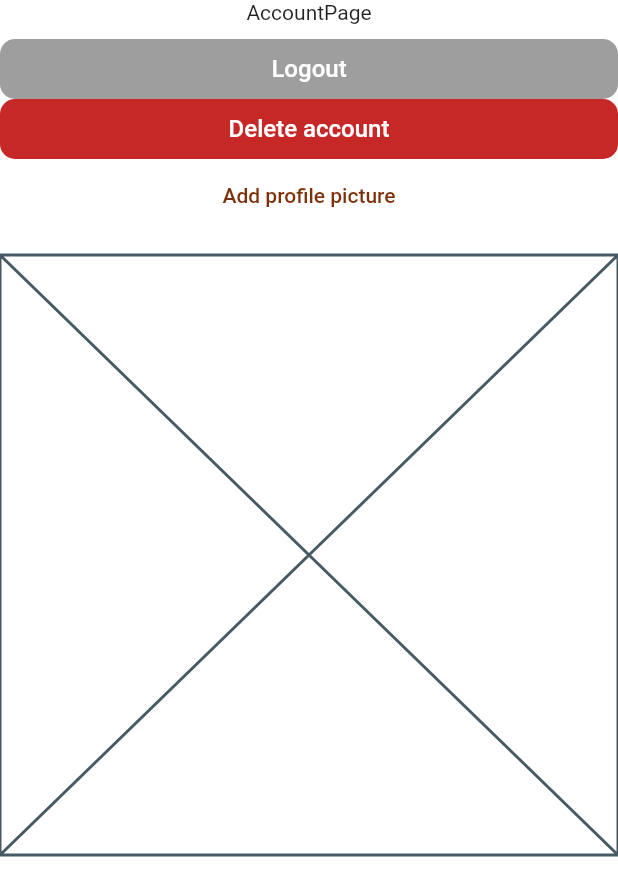
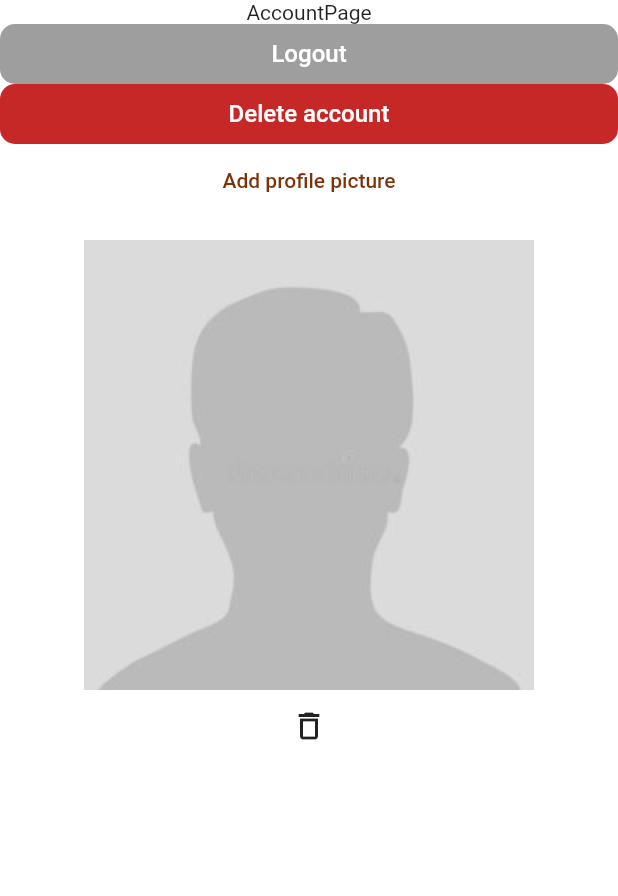
Before and after one commit to EliasReutelsterz/spa, a Flutter app: the Account screen opened directly, on a phone screen of 412 x 824 dp. Shown: the top 896 px of the screen. Run offline on Flutter 3.47's test engine with Material 2 defaults, Android fonts, the phone set to English and light mode, and no system bars; our stand-ins replace auto_route, bloc, cloud_firestore, dartz, firebase_auth, firebase_core and 4 more; accounts and stored records are empty; network calls fail; Roboto replaces fonts that are missing (Rubik).

Commit message:
profile picture logic working

```diff
--- a/lib/application/user/pictures/bloc/pictures_bloc.dart
+++ /dev/null
@@ -1,22 +0,0 @@
-import 'package:bloc/bloc.dart';
-import 'package:dartz/dartz.dart';
-import 'package:improsso/domain/user_domain/entities/pictures_entity.dart';
-import 'package:improsso/domain/user_domain/failures/failures.dart';
-import 'package:improsso/infrastructure/repositories/user_repository_impl.dart';
-part 'pictures_event.dart';
-part 'pictures_state.dart';
-
-class PicturesBloc extends Bloc<PicturesEvent, PicturesState> {
-  PicturesBloc() : super(PicturesInitial()) {
-    on<LoadPicturesEvent>((event, emit) async {
-      UserRepositoryImpl userRepositoryImpl = UserRepositoryImpl();
-      Either<Failure, PicturesEntity> failureOrPicturesEntity =
-          await userRepositoryImpl.loadProfilePicture();
-      failureOrPicturesEntity.fold(
-          (failure) => emit(PicturesFailure(
-              failure: "Ups, something gone wrong. Please try again!")),
-          (picturesEntity) =>
-              emit(PicturesSuccess(picturesEntity: picturesEntity)));
-    });
-  }
-}
--- a/lib/application/user/pictures/bloc/pictures_event.dart
+++ /dev/null
@@ -1,5 +0,0 @@
-part of 'pictures_bloc.dart';
-
-abstract class PicturesEvent {}
-
-class LoadPicturesEvent extends PicturesEvent {}
--- /dev/null
+++ b/lib/application/user/pictures_bloc/bloc/pictures_event.dart
@@ -0,0 +1,15 @@
+part of 'pictures_bloc.dart';
+
+abstract class PicturesEvent {}
+
+class LoadPicturesEvent extends PicturesEvent {}
+
+class DeleteProfilePictureEvent extends PicturesEvent {
+  final dynamic context;
+  DeleteProfilePictureEvent({required this.context});
+}
+
+class PickAndUploadPictureEvent extends PicturesEvent {
+  final dynamic context;
+  PickAndUploadPictureEvent({required this.context});
+}
--- a/lib/domain/user_domain/repositories/user_repository.dart
+++ b/lib/domain/user_domain/repositories/user_repository.dart
@@ -8,4 +8,8 @@ abstract class UserRepository {
   Stream<Either<UserFailure, UserEntity>> getAllData();
 
   Future<Either<Failure, PicturesEntity>> loadProfilePicture();
+
+  Future<Either<Failure, Unit>> deleteProfilePicture();
+
+  Future<Either<Failure, Unit>> pickAndUploadProfilePicture();
 }
--- a/lib/presentation/account/account.dart
+++ b/lib/presentation/account/account.dart
@@ -1,8 +1,8 @@
 import 'package:flutter/material.dart';
 import 'package:improsso/presentation/account/buttons/add_profile_picture_button.dart';
 import 'package:improsso/presentation/account/buttons/delete_account_button.dart';
+import 'package:improsso/presentation/account/buttons/delete_profile_picture.dart';
 import 'package:improsso/presentation/account/buttons/log_out_button.dart';
-import 'package:improsso/presentation/account/widgets/profile_picture.dart';
 import 'package:improsso/presentation/account/widgets/test_for_observer_bloc.dart';
 import 'package:improsso/presentation/account/widgets/test_for_pictures_bloc.dart';
 
@@ -20,12 +20,12 @@ class Account extends StatelessWidget {
         physics: const BouncingScrollPhysics(),
         child: Column(children: [
           const Text("AccountPage"),
-          const ProfilePicture(),
           const LogOutButton(),
           DeleteAccountButton(style: _style),
           const AddProfilePictureButton(),
           const TestForObserverBloc(),
           const TestForPicturesBloc(),
+          const DeleteProfilePicture(),
         ]),
       ),
     );
--- a/lib/presentation/account/buttons/add_profile_picture_button.dart
+++ b/lib/presentation/account/buttons/add_profile_picture_button.dart
@@ -1,5 +1,7 @@
 import 'dart:io';
 import 'package:flutter/material.dart';
+import 'package:flutter_bloc/flutter_bloc.dart';
+import 'package:improsso/application/user/pictures_bloc/bloc/pictures_bloc.dart';
 import 'package:improsso/domain/user_domain/usecases/user_usecases.dart';
 
 class AddProfilePictureButton extends StatelessWidget {
@@ -11,7 +13,8 @@ class AddProfilePictureButton extends StatelessWidget {
       children: [
         TextButton(
           onPressed: () {
-            UserUsecases().pickAndUploadImage();
+            BlocProvider.of<PicturesBloc>(context)
+                .add(PickAndUploadPictureEvent(context: context));
           },
           child: const Text("Add profile picture"),
         ),
--- /dev/null
+++ b/lib/presentation/account/buttons/delete_profile_picture.dart
@@ -0,0 +1,26 @@
+import 'package:flutter/material.dart';
+import 'package:flutter_bloc/flutter_bloc.dart';
+import 'package:improsso/application/user/pictures_bloc/bloc/pictures_bloc.dart';
+
+class DeleteProfilePicture extends StatelessWidget {
+  const DeleteProfilePicture({Key? key}) : super(key: key);
+
+  @override
+  Widget build(BuildContext context) {
+    return BlocBuilder<PicturesBloc, PicturesState>(
+      builder: (context, picturesState) {
+        if (picturesState is PicturesSuccess) {
+          return IconButton(
+              onPressed: (() {
+                BlocProvider.of<PicturesBloc>(context)
+                    .add(DeleteProfilePictureEvent(context: context));
+              }),
+              icon: const Icon(Icons.delete_outline));
+        } else {
+          return IconButton(
+              onPressed: (() {}), icon: const Icon(Icons.delete_outline));
+        }
+      },
+    );
+  }
+}
--- a/lib/presentation/account/buttons/log_out_button.dart
+++ b/lib/presentation/account/buttons/log_out_button.dart
@@ -1,8 +1,6 @@
-import 'package:auto_route/auto_route.dart';
 import 'package:flutter/material.dart';
 import 'package:flutter_bloc/flutter_bloc.dart';
 import 'package:improsso/application/auth/auth_bloc/auth_bloc.dart';
-import 'package:improsso/routes/router.gr.dart';
 
 class LogOutButton extends StatelessWidget {
   const LogOutButton({Key? key}) : super(key: key);
--- a/lib/presentation/account/widgets/profile_picture.dart
+++ /dev/null
@@ -1,21 +0,0 @@
-import 'package:flutter/material.dart';
-
-class ProfilePicture extends StatelessWidget {
-  const ProfilePicture({Key? key}) : super(key: key);
-
-  @override
-  Widget build(BuildContext context) {
-    return Container(
-      height: 10,
-    );
-    /*
-    ClipRect(
-      child: Align(
-        alignment: Alignment.topCenter,
-        heightFactor: 0.5,
-        child: Image.network(userAvatarUrl),
-      ),
-    );
-    */
-  }
-}
--- a/lib/presentation/account/widgets/test_for_observer_bloc.dart
+++ b/lib/presentation/account/widgets/test_for_observer_bloc.dart
@@ -12,7 +12,7 @@ class TestForObserverBloc extends StatelessWidget {
         if (observerState is ObserverSuccess) {
           return Text(observerState.userEntity.username);
         } else {
-          return Placeholder();
+          return const Placeholder();
         }
       },
     );
--- a/lib/presentation/account/widgets/test_for_pictures_bloc.dart
+++ b/lib/presentation/account/widgets/test_for_pictures_bloc.dart
@@ -1,6 +1,6 @@
 import 'package:flutter/material.dart';
 import 'package:flutter_bloc/flutter_bloc.dart';
-import 'package:improsso/application/user/pictures/bloc/pictures_bloc.dart';
+import 'package:improsso/application/user/pictures_bloc/bloc/pictures_bloc.dart';
 
 class TestForPicturesBloc extends StatelessWidget {
   const TestForPicturesBloc({Key? key}) : super(key: key);
@@ -12,7 +12,8 @@ class TestForPicturesBloc extends StatelessWidget {
         if (picturesState is PicturesSuccess) {
           return picturesState.picturesEntity.profilePicture;
         } else {
-          return Placeholder();
+          return const Image(
+              image: AssetImage("assets/images/profile_default.jpeg"));
         }
       },
     );
--- a/lib/root.dart
+++ b/lib/root.dart
@@ -1,7 +1,7 @@
 import 'package:flutter/material.dart';
 import 'package:flutter_bloc/flutter_bloc.dart';
 import 'package:improsso/application/user/observer_bloc/observer_bloc.dart';
-import 'package:improsso/application/user/pictures/bloc/pictures_bloc.dart';
+import 'package:improsso/application/user/pictures_bloc/bloc/pictures_bloc.dart';
 import 'presentation/account/account.dart';
 import 'presentation/home/home.dart';
 import 'package:improsso/injection.dart' as di;
```
Also changed, not shown: lib/application/user/pictures_bloc/bloc/pictures_bloc.dart (added, +49 -0 lines), lib/domain/user_domain/usecases/user_usecases.dart (+1 -22 lines), lib/infrastructure/repositories/user_repository_impl.dart (+39 -2 lines), assets/images/profile_default.jpeg (added), lib/application/user/pictures_bloc/bloc/pictures_state.dart (renamed from lib/application/user/pictures/bloc/pictures_state.dart).
